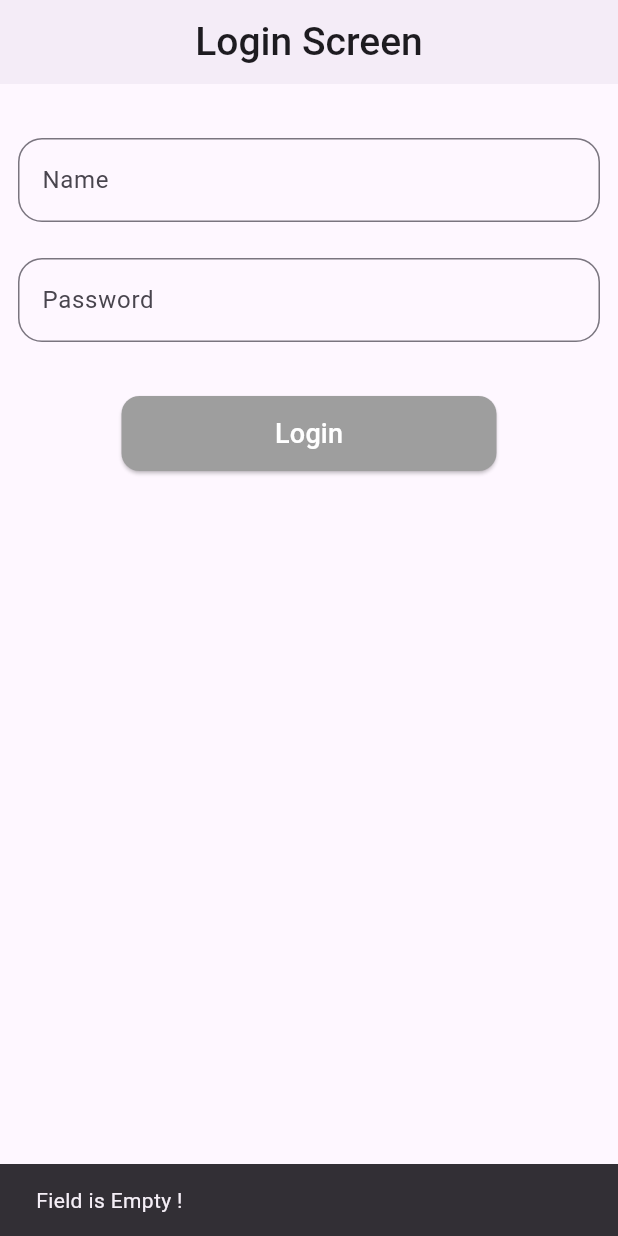
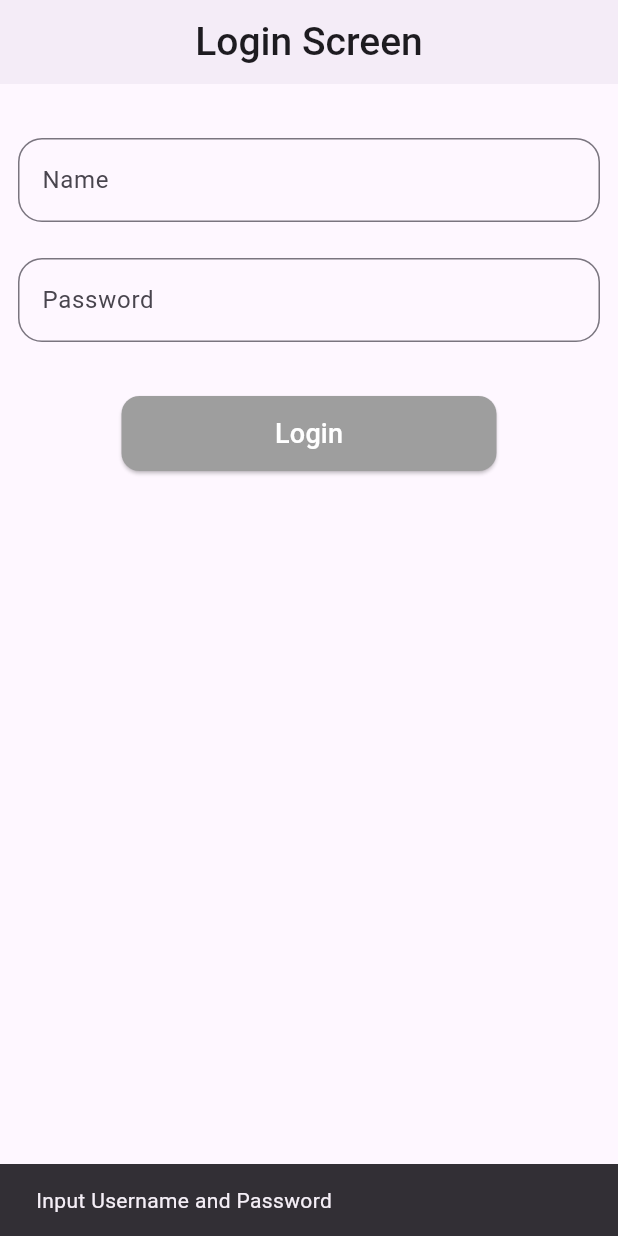
Before and after one commit to KshitijH123/FlutterProjects, a Flutter app: the screen it shows after launch, after a tap on "Login", on a phone screen of 412 x 824 dp. Run offline on Flutter 3.47's test engine with Material 3 defaults, Android fonts, the phone set to English and light mode, and no system bars; our stand-ins replace firebase_auth, firebase_core, firebase_database, shared_preferences; missing offline and left inert: another_telephony; accounts and stored records are empty.

Commit message:
added shared prefrence

```diff
--- a/shared_pref_example/lib/login_screen.dart
+++ b/shared_pref_example/lib/login_screen.dart
@@ -1,5 +1,6 @@
 import 'package:flutter/material.dart';
 import 'package:shared_pref_example/home_screen.dart';
+import 'package:shared_pref_example/service/local_storage.dart';
 
 class LoginScreen extends StatefulWidget {
   const LoginScreen({super.key});
@@ -11,19 +12,6 @@ class LoginScreen extends StatefulWidget {
 class _LoginScreenState extends State<LoginScreen> {
   TextEditingController nameController = TextEditingController();
   TextEditingController passwordController = TextEditingController();
-
-  void login() {
-    final name = nameController.text.trim();
-    final passWord = passwordController.text.trim();
-
-    if (name.isEmpty || passWord.isEmpty) {
-      ScaffoldMessenger.of(
-        context,
-      ).showSnackBar(SnackBar(content: Text('Field is Empty !')));
-    }else{
-      Navigator.push(context, MaterialPageRoute(builder: (context)=> HomeScreen(name:name)));
-    }
-  }
 
   @override
   Widget build(BuildContext context) {
@@ -73,7 +61,22 @@ class _LoginScreenState extends State<LoginScreen> {
                 borderRadius: BorderRadiusGeometry.circular(12),
               ),
             ),
-            onPressed: login,
+           onPressed: () {
+              final username = nameController.text.trim();
+              final password = passwordController.text.trim();
+
+              if (username.isEmpty || password.isEmpty) {
+                ScaffoldMessenger.of(context).showSnackBar(
+                  SnackBar(content: Text('Input Username and Password')),
+                );
+              } else {
+                LocalStorage.instance.login(username);
+                Navigator.pushReplacement(
+                  context,
+                  MaterialPageRoute(builder: (context) => HomeScreen()),
+                );
+              }
+            },
             child: Text('Login', style: TextStyle(fontSize: 18)),
           ),
         ],
--- a/shared_pref_example/lib/main.dart
+++ b/shared_pref_example/lib/main.dart
@@ -1,5 +1,7 @@
 import 'package:flutter/material.dart';
+import 'package:shared_pref_example/home_screen.dart';
 import 'package:shared_pref_example/login_screen.dart';
+import 'package:shared_pref_example/service/local_storage.dart';
 
 void main() {
   runApp(const MyApp());
@@ -12,11 +14,18 @@ class MyApp extends StatelessWidget {
   Widget build(BuildContext context) {
     return MaterialApp(
       title: 'Flutter Demo',
+      debugShowCheckedModeBanner: false,
       theme: ThemeData(
         colorScheme: ColorScheme.fromSeed(seedColor: Colors.deepPurple),
       ),
-      home: const LoginScreen(),
-      debugShowCheckedModeBanner: false,
+      home: FutureBuilder<bool>(
+        future: LocalStorage.instance.isUserLoggedIn(),
+        builder: (context, snapshot) {
+          final isUserLoggedIn = snapshot.data;
+
+          return isUserLoggedIn == true ? HomeScreen() : LoginScreen();
+        },
+      ),
     );
   }
 }
--- /dev/null
+++ b/shared_pref_example/lib/service/local_storage.dart
@@ -0,0 +1,41 @@
+import 'package:shared_preferences/shared_preferences.dart';
+
+class LocalStorage {
+  LocalStorage._() {
+    initialize();
+  }
+
+  static final LocalStorage instance = LocalStorage._();
+
+  SharedPreferences? pref;
+
+  Future<void> initialize() async {
+    pref ??= await SharedPreferences.getInstance();
+  }
+
+  String? getUserName() {
+    return pref?.getString(SharedPreferencesKey.username);
+  }
+
+  void login(String username) {
+    pref?.setBool(SharedPreferencesKey.isLoggedIn, true);
+
+    pref?.setString(SharedPreferencesKey.username, username);
+  }
+
+  Future<bool> isUserLoggedIn() async {
+    await initialize();
+    return pref?.getBool(SharedPreferencesKey.isLoggedIn) ?? false;
+  }
+
+  void logout() {
+    pref?.setBool(SharedPreferencesKey.isLoggedIn, false);
+
+    pref?.setString(SharedPreferencesKey.username, '');
+  }
+}
+
+abstract class SharedPreferencesKey {
+  static const username = 'username';
+  static const isLoggedIn = 'is_logged_in';
+}
```
Also changed, not shown: shared_pref_example/lib/home_screen.dart (+20 -4 lines).
